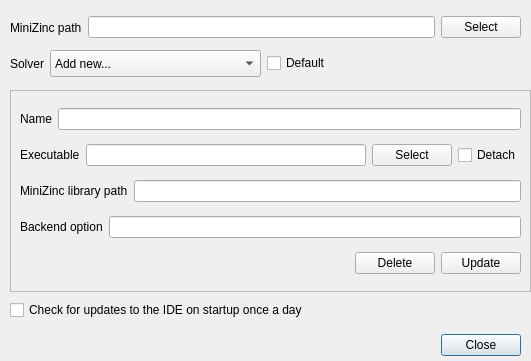
First picture: the form in MiniZincIDE/solverdialog.ui, repository MiniZinc/MiniZincIDE, before the edit.
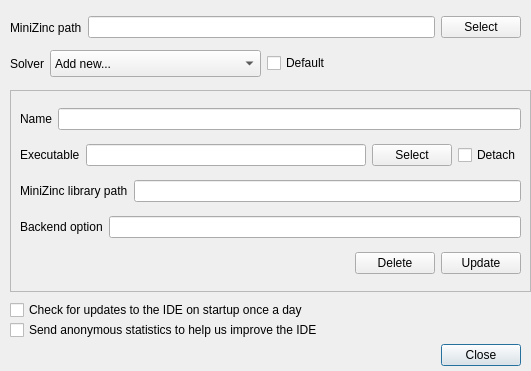
Second picture: the form after the edit.

Commit message: Improve update check and add opt-out for sending statistics

Patch:
```diff
--- a/MiniZincIDE/solverdialog.ui
+++ b/MiniZincIDE/solverdialog.ui
@@ -7,7 +7,7 @@
     <x>0</x>
     <y>0</y>
     <width>531</width>
-    <height>361</height>
+    <height>371</height>
    </rect>
   </property>
   <property name="windowTitle">
@@ -20,7 +20,7 @@
    <property name="geometry">
     <rect>
      <x>440</x>
-     <y>330</y>
+     <y>340</y>
      <width>81</width>
      <height>30</height>
     </rect>
@@ -263,6 +263,19 @@
     <string>Check for updates to the IDE on startup once a day</string>
    </property>
   </widget>
+  <widget class="QCheckBox" name="send_stats">
+   <property name="geometry">
+    <rect>
+     <x>10</x>
+     <y>320</y>
+     <width>360</width>
+     <height>20</height>
+    </rect>
+   </property>
+   <property name="text">
+    <string>Send anonymous statistics to help us improve the IDE</string>
+   </property>
+  </widget>
  </widget>
  <tabstops>
   <tabstop>solvers_combo</tabstop>
```
The commit also changes 4 other files.
